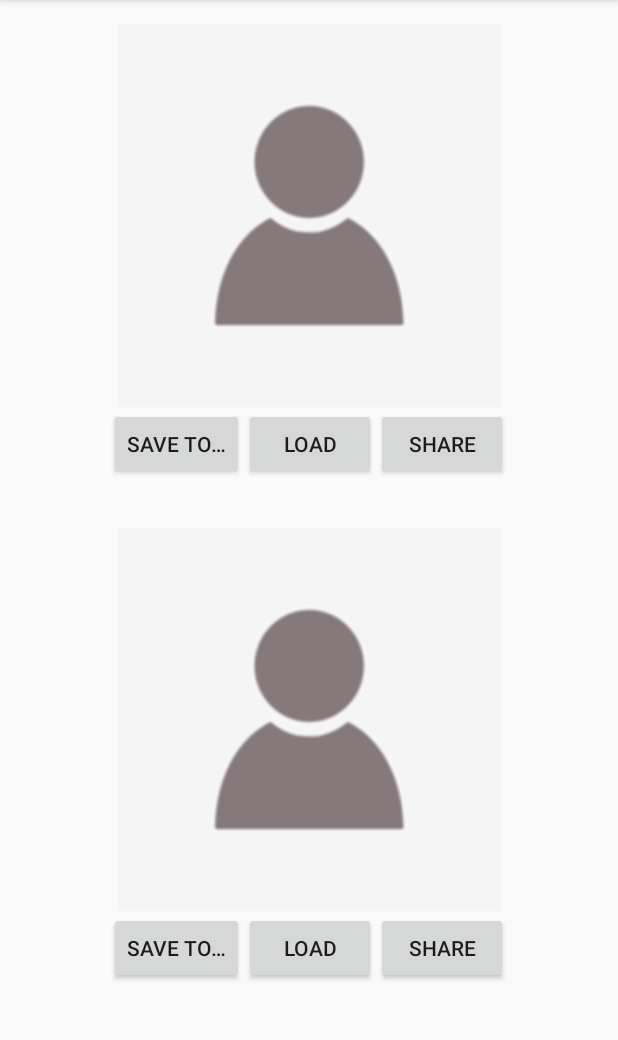
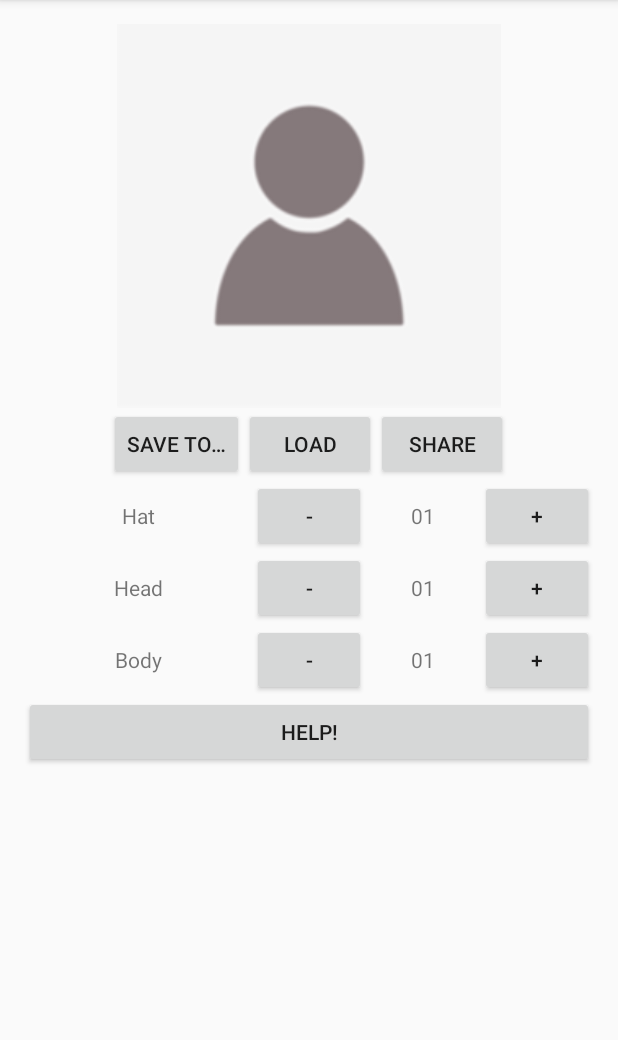
Before and after one commit to puz-ya/Coursera, an Android app: the screen it shows after launch (MainActivity), on a phone screen of 412 x 824 dp, the part 84-1124 px from its top. Run offline under Robolectric (Android 15) with nearby library versions, the phone set to English and light mode, and no system bars.

Commit message:
Added fragments; Added menu set; Added strings; Fix paddings; Fix name of fragments.

```diff
--- a/8bitFace/app/src/main/AndroidManifest.xml
+++ b/8bitFace/app/src/main/AndroidManifest.xml
@@ -7,6 +7,7 @@
         android:icon="@mipmap/ic_launcher"
         android:label="@string/app_name"
         android:supportsRtl="true"
+        android:fullBackupContent="false"
         android:theme="@style/AppTheme">
         <activity
             android:name=".MainActivity"
--- a/8bitFace/app/src/main/java/com/puzino/a8bitface/MainActivity.java
+++ b/8bitFace/app/src/main/java/com/puzino/a8bitface/MainActivity.java
@@ -1,5 +1,7 @@
 package com.puzino.a8bitface;
 
+import android.app.Fragment;
+import android.app.FragmentManager;
 import android.os.Bundle;
 import android.support.design.widget.FloatingActionButton;
 import android.support.design.widget.Snackbar;
@@ -18,6 +20,11 @@ public class MainActivity extends AppCompatActivity {
 
         Toolbar toolbar = (Toolbar) findViewById(R.id.toolbar);
         setSupportActionBar(toolbar);
+
+        FragmentManager fragmentManager = getFragmentManager();
+        Fragment fr1 = fragmentManager.findFragmentById(R.id.fragment_image_3buttons);
+        Fragment fr2 = fragmentManager.findFragmentById(R.id.fragment_select_images);
+
     }
 
     @Override
@@ -35,8 +42,16 @@ public class MainActivity extends AppCompatActivity {
         int id = item.getItemId();
 
         //noinspection SimplifiableIfStatement
-        if (id == R.id.action_settings) {
-            return true;
+        switch (id){
+            case R.id.action_settings:
+                break;
+
+            case R.id.action_about:
+                break;
+
+            case R.id.action_exit:
+                this.finish();
+                break;
         }
 
         return super.onOptionsItemSelected(item);
--- /dev/null
+++ b/8bitFace/app/src/main/java/com/puzino/a8bitface/MainFragment01Image.java
@@ -0,0 +1,22 @@
+package com.puzino.a8bitface;
+
+import android.support.v4.app.Fragment;
+import android.os.Bundle;
+import android.view.LayoutInflater;
+import android.view.View;
+import android.view.ViewGroup;
+
+/**
+ * A placeholder fragment containing a simple view.
+ */
+public class MainFragment01Image extends Fragment {
+
+    public MainFragment01Image() {
+    }
+
+    @Override
+    public View onCreateView(LayoutInflater inflater, ViewGroup container,
+                             Bundle savedInstanceState) {
+        return inflater.inflate(R.layout.fragment_image_3buttons, container, false);
+    }
+}
--- a/8bitFace/app/src/main/java/com/puzino/a8bitface/MainActivityFragment.java
+++ b/8bitFace/app/src/main/java/com/puzino/a8bitface/MainFragment02Buttons.java
@@ -1,7 +1,7 @@
 package com.puzino.a8bitface;
 
+import android.os.Bundle;
 import android.support.v4.app.Fragment;
-import android.os.Bundle;
 import android.view.LayoutInflater;
 import android.view.View;
 import android.view.ViewGroup;
@@ -9,14 +9,14 @@ import android.view.ViewGroup;
 /**
  * A placeholder fragment containing a simple view.
  */
-public class MainActivityFragment extends Fragment {
+public class MainFragment02Buttons extends Fragment {
 
-    public MainActivityFragment() {
+    public MainFragment02Buttons() {
     }
 
     @Override
     public View onCreateView(LayoutInflater inflater, ViewGroup container,
                              Bundle savedInstanceState) {
-        return inflater.inflate(R.layout.fragment_image_3buttons, container, false);
+        return inflater.inflate(R.layout.fragment_select_images, container, false);
     }
 }
--- a/8bitFace/app/src/main/res/layout/activity_main.xml
+++ b/8bitFace/app/src/main/res/layout/activity_main.xml
@@ -28,7 +28,7 @@
               xmlns:tools="http://schemas.android.com/tools"
 
               android:id="@+id/fragment_image_3buttons"
-              android:name="com.puzino.a8bitface.MainActivityFragment"
+              android:name="com.puzino.a8bitface.MainFragment01Image"
               android:layout_width="match_parent"
               android:layout_height="wrap_content"
               app:layout_behavior="@string/appbar_scrolling_view_behavior"
@@ -39,7 +39,7 @@
               xmlns:tools="http://schemas.android.com/tools"
 
               android:id="@+id/fragment_select_images"
-              android:name="com.puzino.a8bitface.MainActivityFragment"
+              android:name="com.puzino.a8bitface.MainFragment02Buttons"
               android:layout_width="match_parent"
               android:layout_height="wrap_content"
               app:layout_behavior="@string/appbar_scrolling_view_behavior"
--- a/8bitFace/app/src/main/res/layout/fragment_image_3buttons.xml
+++ b/8bitFace/app/src/main/res/layout/fragment_image_3buttons.xml
@@ -2,12 +2,10 @@
 <LinearLayout
     xmlns:android="http://schemas.android.com/apk/res/android"
     xmlns:tools="http://schemas.android.com/tools"
-    tools:context="com.puzino.a8bitface.MainActivityFragment"
-    tools:showIn="@layout/activity_main"
+    tools:context="com.puzino.a8bitface.MainFragment01Image"
 
     android:layout_width="match_parent"
     android:layout_height="wrap_content"
-    android:paddingBottom="@dimen/activity_vertical_margin"
     android:paddingLeft="@dimen/activity_horizontal_margin"
     android:paddingRight="@dimen/activity_horizontal_margin"
     android:paddingTop="@dimen/activity_vertical_margin"
--- a/8bitFace/app/src/main/res/layout/fragment_select_images.xml
+++ b/8bitFace/app/src/main/res/layout/fragment_select_images.xml
@@ -1,20 +1,165 @@
 <?xml version="1.0" encoding="utf-8"?>
-<LinearLayout
+<ScrollView
     xmlns:android="http://schemas.android.com/apk/res/android"
     xmlns:tools="http://schemas.android.com/tools"
+    tools:context="com.puzino.a8bitface.MainFragment01Image"
 
     android:layout_width="match_parent"
     android:layout_height="match_parent"
-    android:paddingBottom="@dimen/activity_vertical_margin"
+    >
+<LinearLayout
+
+    android:layout_width="match_parent"
+    android:layout_height="wrap_content"
     android:paddingLeft="@dimen/activity_horizontal_margin"
     android:paddingRight="@dimen/activity_horizontal_margin"
-    android:paddingTop="@dimen/activity_vertical_margin"
-    tools:context="com.puzino.a8bitface.MainActivityFragment"
-    tools:showIn="@layout/activity_main">
+    android:orientation="vertical"
+    >
 
-    <TextView
-        android:layout_width="wrap_content"
+    <LinearLayout
+        android:layout_width="match_parent"
         android:layout_height="wrap_content"
-        android:text="Hello World!"/>
+        android:orientation="horizontal"
+        android:gravity="center_horizontal"
+        android:weightSum="10"
+        >
+
+        <TextView
+            android:id="@+id/textView_hat"
+            android:layout_width="0dp"
+            android:layout_height="wrap_content"
+            android:text="@string/textView_hat"
+            android:layout_weight="4"
+            android:gravity="center_horizontal"
+            />
+
+        <Button
+            android:id="@+id/decrease_hat"
+            android:layout_width="0dp"
+            android:layout_height="wrap_content"
+            android:text="@string/minus"
+            android:gravity="center"
+            android:layout_weight="2"
+            />
+
+        <TextView
+            android:id="@+id/textView_hat_number"
+            android:layout_width="0dp"
+            android:layout_height="wrap_content"
+            android:text="@string/textView_hat_number"
+            android:gravity="center_horizontal"
+            android:layout_weight="2"
+            />
+
+        <Button
+            android:id="@+id/increase_hat"
+            android:layout_width="0dp"
+            android:layout_height="wrap_content"
+            android:text="@string/plus"
+            android:gravity="center"
+            android:layout_weight="2"
+            />
+
+    </LinearLayout>
+
+    <LinearLayout
+        android:layout_width="match_parent"
+        android:layout_height="wrap_content"
+        android:orientation="horizontal"
+        android:gravity="center_horizontal"
+        android:weightSum="10"
+        >
+
+        <TextView
+            android:id="@+id/textView_head"
+            android:layout_width="0dp"
+            android:layout_height="wrap_content"
+            android:text="@string/textView_head"
+            android:layout_weight="4"
+            android:gravity="center_horizontal"
+            />
+
+        <Button
+            android:id="@+id/decrease_head"
+            android:layout_width="0dp"
+            android:layout_height="wrap_content"
+            android:text="@string/minus"
+            android:gravity="center"
+            android:layout_weight="2"
+            />
+
+        <TextView
+            android:id="@+id/textView_head_number"
+            android:layout_width="0dp"
+            android:layout_height="wrap_content"
+            android:text="@string/textView_head_number"
+            android:gravity="center_horizontal"
+            android:layout_weight="2"
+            />
+
+        <Button
+            android:id="@+id/increase_head"
+            android:layout_width="0dp"
+            android:layout_height="wrap_content"
+            android:text="@string/plus"
+            android:gravity="center"
+            android:layout_weight="2"
+            />
+
+    </LinearLayout>
+
+    <LinearLayout
+        android:layout_width="match_parent"
+        android:layout_height="wrap_content"
+        android:orientation="horizontal"
+        android:gravity="center_horizontal"
+        android:weightSum="10"
+        >
+
+        <TextView
+            android:id="@+id/textView_body"
+            android:layout_width="0dp"
+            android:layout_height="wrap_content"
+            android:text="@string/textView_body"
+            android:layout_weight="4"
+            android:gravity="center_horizontal"
+            />
+
+        <Button
+            android:id="@+id/decrease_body"
+            android:layout_width="0dp"
+            android:layout_height="wrap_content"
+            android:text="@string/minus"
+            android:gravity="center"
+            android:layout_weight="2"
+            />
+
+        <TextView
+            android:id="@+id/textView_body_number"
+            android:layout_width="0dp"
+            android:layout_height="wrap_content"
+            android:text="@string/textView_body_number"
+            android:gravity="center_horizontal"
+            android:layout_weight="2"
+            />
+
+        <Button
+            android:id="@+id/increase_body"
+            android:layout_width="0dp"
+            android:layout_height="wrap_content"
+            android:text="@string/plus"
+            android:gravity="center"
+            android:layout_weight="2"
+            />
+
+    </LinearLayout>
+
+    <Button
+        android:layout_width="match_parent"
+        android:layout_height="wrap_content"
+        android:layout_gravity="center_horizontal"
+        android:text="@string/help"
+        />
 
 </LinearLayout>
+</ScrollView>
--- a/8bitFace/app/src/main/res/menu/menu_main.xml
+++ b/8bitFace/app/src/main/res/menu/menu_main.xml
@@ -2,9 +2,26 @@
       xmlns:app="http://schemas.android.com/apk/res-auto"
       xmlns:tools="http://schemas.android.com/tools"
       tools:context="com.puzino.a8bitface.MainActivity">
+
     <item
         android:id="@+id/action_settings"
         android:orderInCategory="100"
         android:title="@string/action_settings"
-        app:showAsAction="never"/>
+        app:showAsAction="never"
+        />
+
+    <item
+        android:id="@+id/action_about"
+        android:orderInCategory="101"
+        android:title="@string/action_about"
+        app:showAsAction="never"
+        />
+
+    <item
+        android:id="@+id/action_exit"
+        android:orderInCategory="102"
+        android:title="@string/action_exit"
+        app:showAsAction="never"
+        />
+
 </menu>
--- a/8bitFace/app/src/main/res/values/strings.xml
+++ b/8bitFace/app/src/main/res/values/strings.xml
@@ -1,8 +1,26 @@
 <resources>
     <string name="app_name">8bitface</string>
+
     <string name="action_settings">Settings</string>
+    <string name="action_about">About</string>
+    <string name="action_exit">Exit</string>
 
     <string name="button_save">Save to&#8230;</string>
     <string name="button_load">Load</string>
     <string name="button_share">Share</string>
+
+    <string name="plus">+</string>
+    <string name="minus">-</string>
+
+    <string name="textView_hat">Hat</string>
+    <string name="textView_hat_number">01</string>
+
+    <string name="textView_head">Head</string>
+    <string name="textView_head_number">01</string>
+
+    <string name="textView_body">Body</string>
+    <string name="textView_body_number">01</string>
+
+    <string name="help">Help!</string>
+
 </resources>
```
